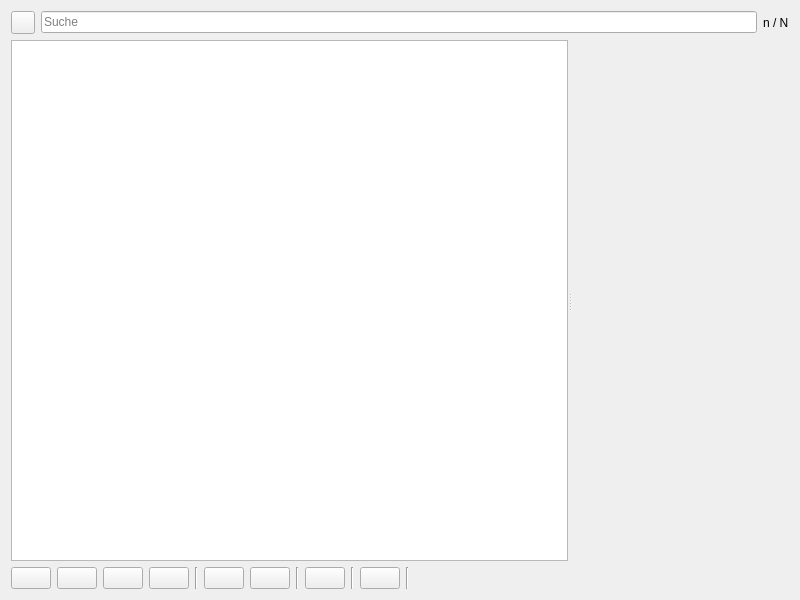
Before: the Qt Designer form kleiner-brauhelfer/tabsudauswahl.ui in kleiner-brauhelfer/kleiner-brauhelfer-2, drawn with Qt 5.
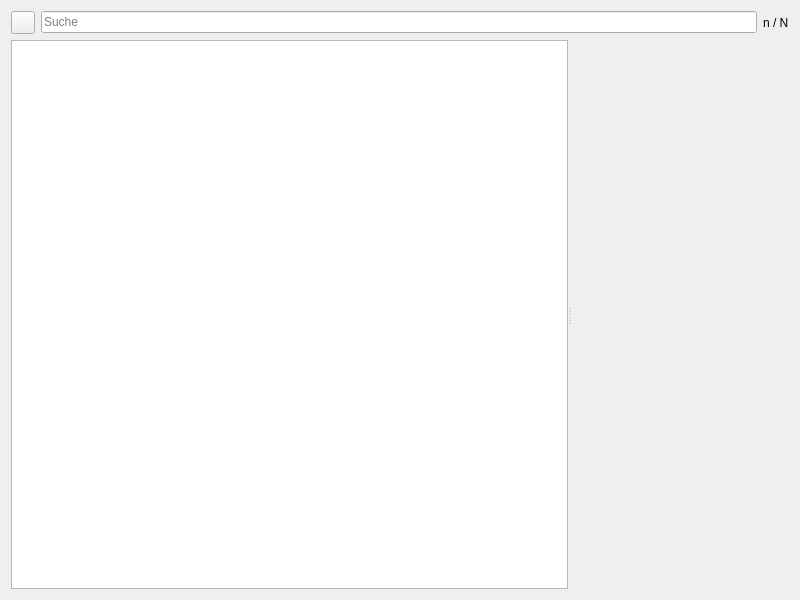
After: the same form once the commit is applied. Icons and pictures are not drawn. Custom widgets are drawn as their Qt base class.

Commit message: Toolbar Sudauswahl

```diff
--- a/kleiner-brauhelfer/tabsudauswahl.ui
+++ b/kleiner-brauhelfer/tabsudauswahl.ui
@@ -85,131 +85,6 @@
      <widget class="WdgWebViewEditable" name="webview" native="true"/>
     </widget>
    </item>
-   <item>
-    <layout class="QHBoxLayout" name="horizontalLayout_7">
-     <item>
-      <widget class="PushButton" name="btnAnlegen">
-       <property name="minimumSize">
-        <size>
-         <width>40</width>
-         <height>0</height>
-        </size>
-       </property>
-      </widget>
-     </item>
-     <item>
-      <widget class="PushButton" name="btnLoeschen">
-       <property name="minimumSize">
-        <size>
-         <width>40</width>
-         <height>0</height>
-        </size>
-       </property>
-      </widget>
-     </item>
-     <item>
-      <widget class="PushButton" name="btnKopieren">
-       <property name="minimumSize">
-        <size>
-         <width>40</width>
-         <height>0</height>
-        </size>
-       </property>
-      </widget>
-     </item>
-     <item>
-      <widget class="PushButton" name="btnTeilen">
-       <property name="minimumSize">
-        <size>
-         <width>40</width>
-         <height>0</height>
-        </size>
-       </property>
-      </widget>
-     </item>
-     <item>
-      <widget class="Line" name="line_4">
-       <property name="orientation">
-        <enum>Qt::Vertical</enum>
-       </property>
-      </widget>
-     </item>
-     <item>
-      <widget class="PushButton" name="btnImportieren">
-       <property name="minimumSize">
-        <size>
-         <width>40</width>
-         <height>0</height>
-        </size>
-       </property>
-      </widget>
-     </item>
-     <item>
-      <widget class="PushButton" name="btnExportieren">
-       <property name="minimumSize">
-        <size>
-         <width>40</width>
-         <height>0</height>
-        </size>
-       </property>
-      </widget>
-     </item>
-     <item>
-      <widget class="Line" name="line_5">
-       <property name="orientation">
-        <enum>Qt::Vertical</enum>
-       </property>
-      </widget>
-     </item>
-     <item>
-      <widget class="PushButton" name="btnMerken">
-       <property name="minimumSize">
-        <size>
-         <width>40</width>
-         <height>0</height>
-        </size>
-       </property>
-      </widget>
-     </item>
-     <item>
-      <widget class="Line" name="line_6">
-       <property name="orientation">
-        <enum>Qt::Vertical</enum>
-       </property>
-      </widget>
-     </item>
-     <item>
-      <widget class="PushButton" name="btnLaden">
-       <property name="minimumSize">
-        <size>
-         <width>40</width>
-         <height>0</height>
-        </size>
-       </property>
-      </widget>
-     </item>
-     <item>
-      <widget class="Line" name="line">
-       <property name="orientation">
-        <enum>Qt::Vertical</enum>
-       </property>
-      </widget>
-     </item>
-     <item>
-      <spacer name="horizontalSpacer_2">
-       <property name="orientation">
-        <enum>Qt::Horizontal</enum>
-       </property>
-       <property name="sizeHint" stdset="0">
-        <size>
-         <width>40</width>
-         <height>20</height>
-        </size>
-       </property>
-      </spacer>
-     </item>
-    </layout>
-   </item>
   </layout>
   <action name="actionAnlegen">
    <property name="icon">
@@ -304,11 +179,6 @@
   </action>
  </widget>
  <customwidgets>
-  <customwidget>
-   <class>PushButton</class>
-   <extends>QPushButton</extends>
-   <header>widgets/pushbutton.h</header>
-  </customwidget>
   <customwidget>
    <class>TableView</class>
    <extends>QTableView</extends>
```
Left out of the diff: 3 changed lines with no effect on the pictures. The commit also changes 4 other files.
